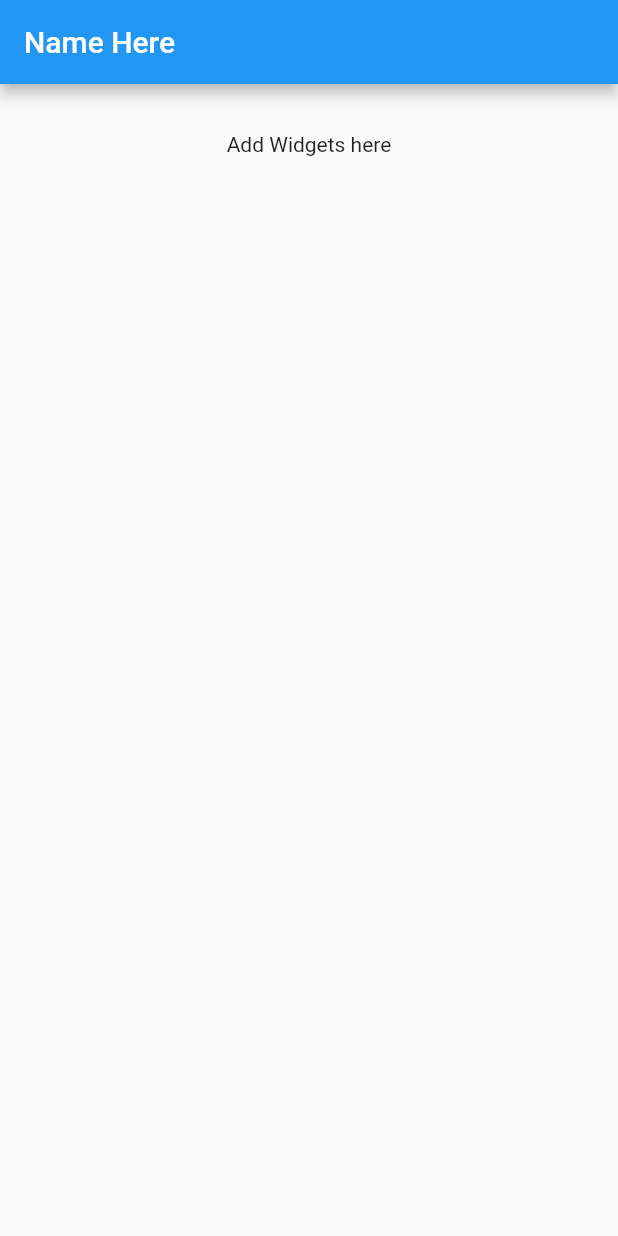
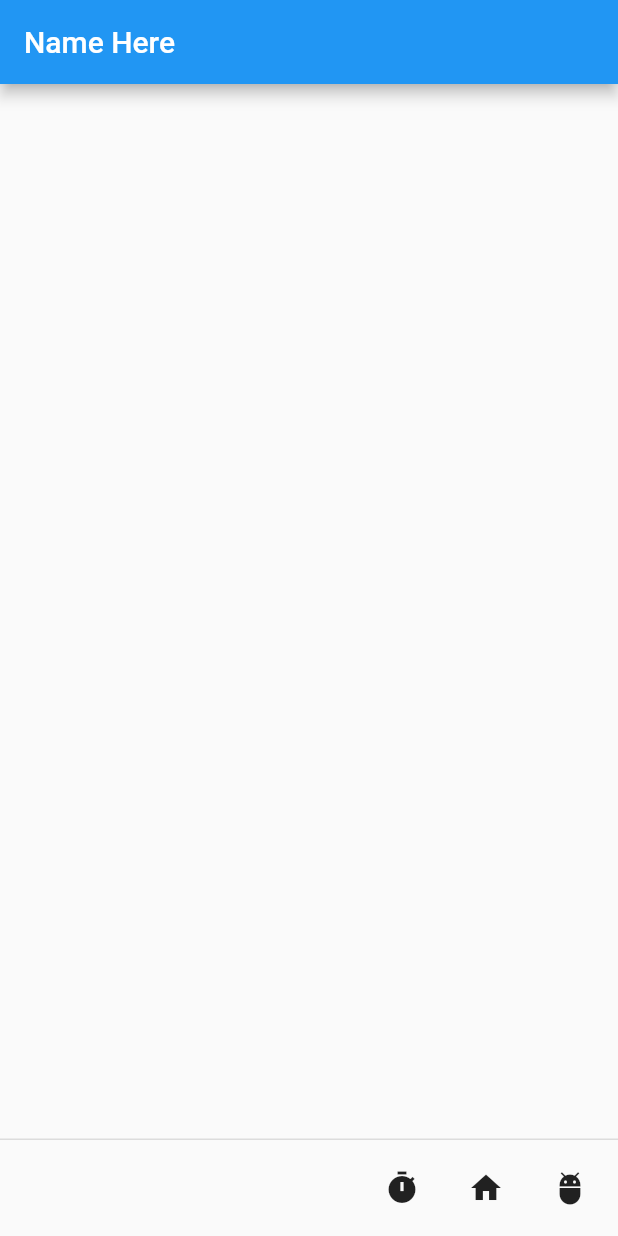
Before and after one commit to addeeandra/flutter-course-udemy, a Flutter app: the screen it shows after launch, on a phone screen of 412 x 824 dp. Run offline on Flutter 3.47's test engine with Material 2 defaults, Android fonts, the phone set to English and light mode, and no system bars.

Commit message:
complete scaf4

```diff
--- a/lib/main.dart
+++ b/lib/main.dart
@@ -10,17 +10,30 @@ class MyApp extends StatefulWidget {
 }
 
 class _State extends State<MyApp> {
+  String _value = '';
+
+  void _onClick(String value) {
+    setState(() {
+      _value = value;
+    });
+  }
+
   @override
   Widget build(BuildContext context) {
     return Scaffold(
       appBar: AppBar(
         title: Text('Name Here'),
       ),
+      persistentFooterButtons: <Widget>[
+        IconButton(icon: Icon(Icons.timer), onPressed: () => _onClick('Button 1')),
+        IconButton(icon: Icon(Icons.home), onPressed: () => _onClick('Button 2')),
+        IconButton(icon: Icon(Icons.adb), onPressed: () => _onClick('Button 3')),
+      ],
       body: Container(
         padding: EdgeInsets.all(32),
         child: Center(
           child: Column(
-            children: <Widget>[Text('Add Widgets here')],
+            children: <Widget>[Text(_value)],
           ),
         ),
       ),
```
